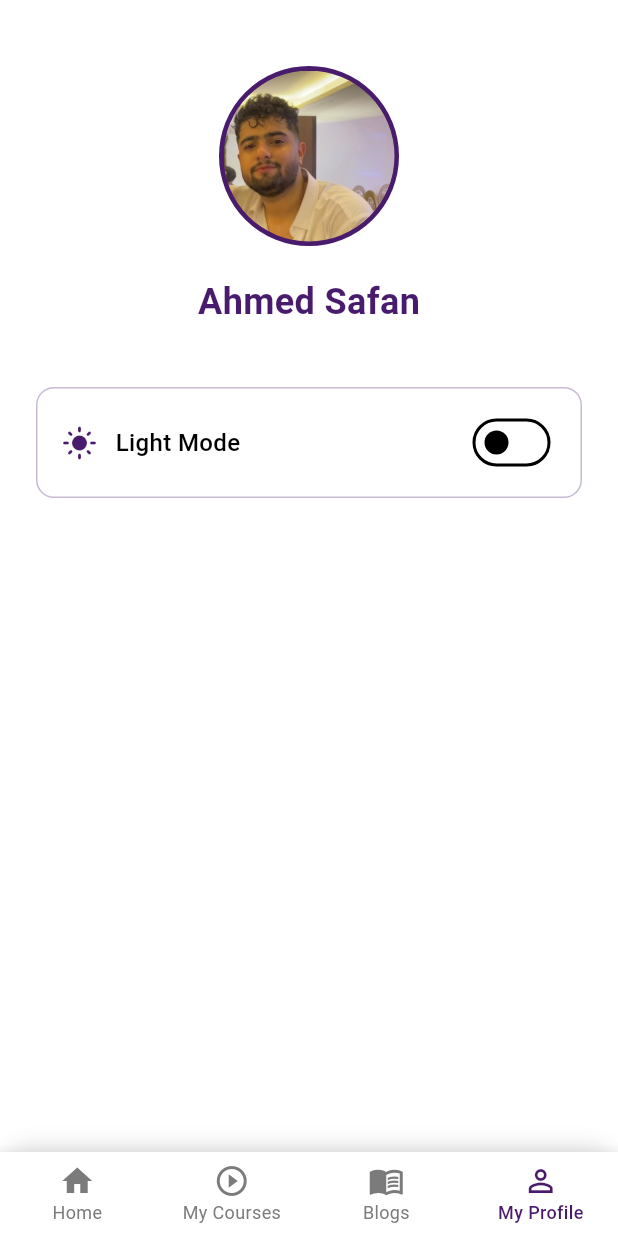
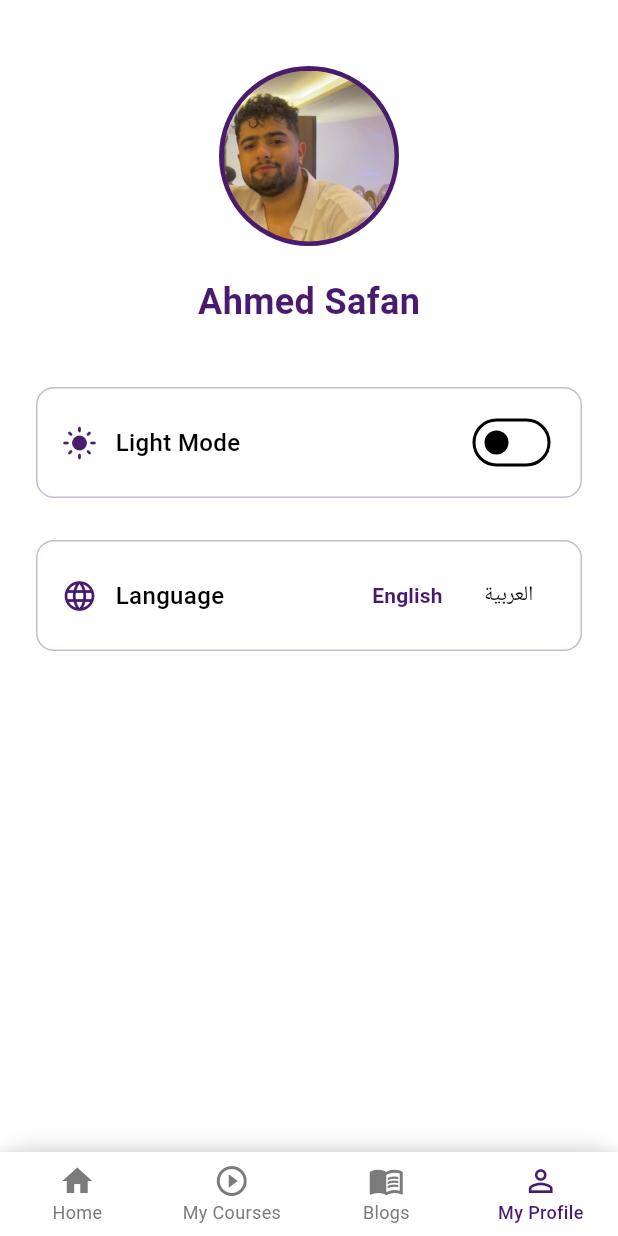
Before and after one commit to AhmedSafan131/lavaloon_first_task, a Flutter app: the HomeScreen screen opened by its route, item 4 of the bottom bar chosen, on a phone screen of 412 x 824 dp. Run offline on Flutter 3.47's test engine with Material 3 defaults, Android fonts, the phone set to English and light mode, and no system bars.

Commit message:
Add localization support with English and Arabic translations

````diff
--- /dev/null
+++ b/l10n.yaml
@@ -0,0 +1,3 @@
+arb-dir: lib/l10n
+template-arb-file: app_en.arb
+output-localization-file: app_localizations.dart
--- a/lib/App_UI/home/home_screen.dart
+++ b/lib/App_UI/home/home_screen.dart
@@ -1,5 +1,6 @@
 import 'package:flutter/material.dart';
 import 'package:lavaloon_first_task/utils/app_color.dart';
+import 'package:lavaloon_first_task/l10n/app_localizations.dart';
 import 'package:lavaloon_first_task/App_UI/home/tabs/home_tab.dart';
 import 'package:lavaloon_first_task/App_UI/home/tabs/my_courses_tab.dart';
 import 'package:lavaloon_first_task/App_UI/home/tabs/blogs_tab.dart';
@@ -43,6 +44,7 @@ class _HomeScreenState extends State<HomeScreen> {
   Widget _buildBottomNavBar() {
     final isDark = Theme.of(context).brightness == Brightness.dark;
     final backgroundColor = Theme.of(context).cardColor;
+    final loc = AppLocalizations.of(context)!;
 
     return Container(
       decoration: BoxDecoration(
@@ -86,7 +88,7 @@ class _HomeScreenState extends State<HomeScreen> {
                   ? AppColors.primary
                   : (isDark ? AppColors.greyColor : AppColors.greyColor),
             ),
-            label: 'Home',
+            label: loc.home,
           ),
           BottomNavigationBarItem(
             icon: Icon(
@@ -95,7 +97,7 @@ class _HomeScreenState extends State<HomeScreen> {
                   ? AppColors.primary
                   : (isDark ? AppColors.greyColor : AppColors.greyColor),
             ),
-            label: 'My Courses',
+            label: loc.myCourses,
           ),
           BottomNavigationBarItem(
             icon: Icon(
@@ -104,7 +106,7 @@ class _HomeScreenState extends State<HomeScreen> {
                   ? AppColors.primary
                   : (isDark ? AppColors.greyColor : AppColors.greyColor),
             ),
-            label: 'Blogs',
+            label: loc.blogs,
           ),
           BottomNavigationBarItem(
             icon: Icon(
@@ -113,7 +115,7 @@ class _HomeScreenState extends State<HomeScreen> {
                   ? AppColors.primary
                   : (isDark ? AppColors.greyColor : AppColors.greyColor),
             ),
-            label: 'My Profile',
+            label: loc.myProfile,
           ),
         ],
       ),
--- a/lib/App_UI/home/tabs/blogs_tab.dart
+++ b/lib/App_UI/home/tabs/blogs_tab.dart
@@ -1,15 +1,17 @@
 import 'package:flutter/material.dart';
+import 'package:lavaloon_first_task/l10n/app_localizations.dart';
 
 class BlogsTab extends StatelessWidget {
   const BlogsTab({super.key});
 
   @override
   Widget build(BuildContext context) {
+    final loc = AppLocalizations.of(context)!;
     return Container(
       color: Theme.of(context).scaffoldBackgroundColor,
       child: Center(
         child: Text(
-          'Blogs',
+          loc.blogs,
           style: TextStyle(color: Theme.of(context).textTheme.bodyLarge?.color),
         ),
       ),
--- a/lib/App_UI/home/tabs/home_tab.dart
+++ b/lib/App_UI/home/tabs/home_tab.dart
@@ -1,15 +1,17 @@
 import 'package:flutter/material.dart';
+import 'package:lavaloon_first_task/l10n/app_localizations.dart';
 
 class HomeTab extends StatelessWidget {
   const HomeTab({super.key});
 
   @override
   Widget build(BuildContext context) {
+    final loc = AppLocalizations.of(context)!;
     return Container(
       color: Theme.of(context).scaffoldBackgroundColor,
       child: Center(
         child: Text(
-          'Home',
+          loc.home,
           style: TextStyle(color: Theme.of(context).textTheme.bodyLarge?.color),
         ),
       ),
--- a/lib/App_UI/home/tabs/my_courses_tab.dart
+++ b/lib/App_UI/home/tabs/my_courses_tab.dart
@@ -1,15 +1,17 @@
 import 'package:flutter/material.dart';
+import 'package:lavaloon_first_task/l10n/app_localizations.dart';
 
 class MyCoursesTab extends StatelessWidget {
   const MyCoursesTab({super.key});
 
   @override
   Widget build(BuildContext context) {
+    final loc = AppLocalizations.of(context)!;
     return Container(
       color: Theme.of(context).scaffoldBackgroundColor,
       child: Center(
         child: Text(
-          'My Courses',
+          loc.myCourses,
           style: TextStyle(color: Theme.of(context).textTheme.bodyLarge?.color),
         ),
       ),
--- a/lib/App_UI/home/tabs/my_profile_tab.dart
+++ b/lib/App_UI/home/tabs/my_profile_tab.dart
@@ -1,6 +1,8 @@
 import 'package:flutter/material.dart';
 import 'package:lavaloon_first_task/utils/app_color.dart';
 import 'package:lavaloon_first_task/utils/theme_provider.dart';
+import 'package:lavaloon_first_task/utils/locale_provider.dart';
+import 'package:lavaloon_first_task/l10n/app_localizations.dart';
 import 'package:provider/provider.dart';
 
 class MyProfileTab extends StatelessWidget {
@@ -10,6 +12,8 @@ class MyProfileTab extends StatelessWidget {
   Widget build(BuildContext context) {
     final themeProvider = Provider.of<ThemeProvider>(context);
     final isDarkMode = themeProvider.themeMode == ThemeMode.dark;
+    final localeProvider = Provider.of<LocaleProvider>(context);
+    final loc = AppLocalizations.of(context)!;
 
     return Container(
       color: Theme.of(context).scaffoldBackgroundColor,
@@ -23,7 +27,9 @@ class MyProfileTab extends StatelessWidget {
               const SizedBox(height: 20),
               _buildName(),
               const SizedBox(height: 40),
-              _buildThemeToggle(context, themeProvider, isDarkMode),
+              _buildThemeToggle(context, themeProvider, isDarkMode, loc),
+              const SizedBox(height: 16),
+              _buildLanguageToggle(context, localeProvider, loc),
             ],
           ),
         ),
@@ -76,6 +82,7 @@ class MyProfileTab extends StatelessWidget {
     BuildContext context,
     ThemeProvider themeProvider,
     bool isDarkMode,
+    AppLocalizations loc,
   ) {
     return Container(
       padding: const EdgeInsets.symmetric(horizontal: 16, vertical: 12),
@@ -95,7 +102,7 @@ class MyProfileTab extends StatelessWidget {
               ),
               const SizedBox(width: 12),
               Text(
-                isDarkMode ? 'Dark Mode' : 'Light Mode',
+                isDarkMode ? loc.darkMode : loc.lightMode,
                 style: TextStyle(
                   fontSize: 16,
                   fontWeight: FontWeight.w500,
@@ -117,4 +124,73 @@ class MyProfileTab extends StatelessWidget {
       ),
     );
   }
+
+  Widget _buildLanguageToggle(
+    BuildContext context,
+    LocaleProvider localeProvider,
+    AppLocalizations loc,
+  ) {
+    final isArabic = localeProvider.isArabic;
+
+    return Container(
+      margin: const EdgeInsets.only(top: 12),
+      padding: const EdgeInsets.symmetric(horizontal: 16, vertical: 12),
+      decoration: BoxDecoration(
+        color: Theme.of(context).cardColor,
+        borderRadius: BorderRadius.circular(12),
+        border: Border.all(color: AppColors.primary.withOpacity(0.3), width: 1),
+      ),
+      child: Row(
+        mainAxisAlignment: MainAxisAlignment.spaceBetween,
+        children: [
+          Row(
+            children: [
+              const Icon(Icons.language, color: AppColors.primary),
+              const SizedBox(width: 12),
+              Text(
+                loc.language,
+                style: TextStyle(
+                  fontSize: 16,
+                  fontWeight: FontWeight.w500,
+                  color: Theme.of(context).textTheme.bodyLarge?.color,
+                ),
+              ),
+            ],
+          ),
+          Row(
+            children: [
+              TextButton(
+                onPressed: () {
+                  localeProvider.setLocale(const Locale('en'));
+                },
+                child: Text(
+                  loc.english,
+                  style: TextStyle(
+                    color: isArabic
+                        ? Theme.of(context).textTheme.bodyLarge?.color
+                        : AppColors.primary,
+                    fontWeight: isArabic ? FontWeight.w400 : FontWeight.w600,
+                  ),
+                ),
+              ),
+              TextButton(
+                onPressed: () {
+                  localeProvider.setLocale(const Locale('ar'));
+                },
+                child: Text(
+                  loc.arabic,
+                  style: TextStyle(
+                    color: isArabic
+                        ? AppColors.primary
+                        : Theme.of(context).textTheme.bodyLarge?.color,
+                    fontWeight: isArabic ? FontWeight.w600 : FontWeight.w400,
+                  ),
+                ),
+              ),
+            ],
+          ),
+        ],
+      ),
+    );
+  }
 }
--- /dev/null
+++ b/lib/l10n/app_localizations.dart
@@ -0,0 +1,212 @@
+import 'dart:async';
+
+import 'package:flutter/foundation.dart';
+import 'package:flutter/widgets.dart';
+import 'package:flutter_localizations/flutter_localizations.dart';
+import 'package:intl/intl.dart' as intl;
+
+import 'app_localizations_ar.dart';
+import 'app_localizations_en.dart';
+
+// ignore_for_file: type=lint
+
+/// Callers can lookup localized strings with an instance of AppLocalizations
+/// returned by `AppLocalizations.of(context)`.
+///
+/// Applications need to include `AppLocalizations.delegate()` in their app's
+/// `localizationDelegates` list, and the locales they support in the app's
+/// `supportedLocales` list. For example:
+///
+/// ```dart
+/// import 'l10n/app_localizations.dart';
+///
+/// return MaterialApp(
+///   localizationsDelegates: AppLocalizations.localizationsDelegates,
+///   supportedLocales: AppLocalizations.supportedLocales,
+///   home: MyApplicationHome(),
+/// );
+/// ```
+///
+/// ## Update pubspec.yaml
+///
+/// Please make sure to update your pubspec.yaml to include the following
+/// packages:
+///
+/// ```yaml
+/// dependencies:
+///   # Internationalization support.
+///   flutter_localizations:
+///     sdk: flutter
+///   intl: any # Use the pinned version from flutter_localizations
+///
+///   # Rest of dependencies
+/// ```
+///
+/// ## iOS Applications
+///
+/// iOS applications define key application metadata, including supported
+/// locales, in an Info.plist file that is built into the application bundle.
+/// To configure the locales supported by your app, you’ll need to edit this
+/// file.
+///
+/// First, open your project’s ios/Runner.xcworkspace Xcode workspace file.
+/// Then, in the Project Navigator, open the Info.plist file under the Runner
+/// project’s Runner folder.
+///
+/// Next, select the Information Property List item, select Add Item from the
+/// Editor menu, then select Localizations from the pop-up menu.
+///
+/// Select and expand the newly-created Localizations item then, for each
+/// locale your application supports, add a new item and select the locale
+/// you wish to add from the pop-up menu in the Value field. This list should
+/// be consistent with the languages listed in the AppLocalizations.supportedLocales
+/// property.
+abstract class AppLocalizations {
+  AppLocalizations(String locale)
+    : localeName = intl.Intl.canonicalizedLocale(locale.toString());
+
+  final String localeName;
+
+  static AppLocalizations? of(BuildContext context) {
+    return Localizations.of<AppLocalizations>(context, AppLocalizations);
+  }
+
+  static const LocalizationsDelegate<AppLocalizations> delegate =
+      _AppLocalizationsDelegate();
+
+  /// A list of this localizations delegate along with the default localizations
+  /// delegates.
+  ///
+  /// Returns a list of localizations delegates containing this delegate along with
+  /// GlobalMaterialLocalizations.delegate, GlobalCupertinoLocalizations.delegate,
+  /// and GlobalWidgetsLocalizations.delegate.
+  ///
+  /// Additional delegates can be added by appending to this list in
+  /// MaterialApp. This list does not have to be used at all if a custom list
+  /// of delegates is preferred or required.
+  static const List<LocalizationsDelegate<dynamic>> localizationsDelegates =
+      <LocalizationsDelegate<dynamic>>[
+        delegate,
+        GlobalMaterialLocalizations.delegate,
+        GlobalCupertinoLocalizations.delegate,
+        GlobalWidgetsLocalizations.delegate,
+      ];
+
+  /// A list of this localizations delegate's supported locales.
+  static const List<Locale> supportedLocales = <Locale>[
+    Locale('ar'),
+    Locale('en'),
+  ];
+
+  /// The conventional newborn programmer greeting
+  ///
+  /// In en, this message translates to:
+  /// **'Hello World!'**
+  String get helloWorld;
+
+  /// Welcome message with username parameter
+  ///
+  /// In en, this message translates to:
+  /// **'Welcome, {username}'**
+  String welcomeMessage(Object username);
+
+  /// No description provided for @home.
+  ///
+  /// In en, this message translates to:
+  /// **'Home'**
+  String get home;
+
+  /// No description provided for @myCourses.
+  ///
+  /// In en, this message translates to:
+  /// **'My Courses'**
+  String get myCourses;
+
+  /// No description provided for @blogs.
+  ///
+  /// In en, this message translates to:
+  /// **'Blogs'**
+  String get blogs;
+
+  /// No description provided for @myProfile.
+  ///
+  /// In en, this message translates to:
+  /// **'My Profile'**
+  String get myProfile;
+
+  /// No description provided for @settings.
+  ///
+  /// In en, this message translates to:
+  /// **'Settings'**
+  String get settings;
+
+  /// No description provided for @language.
+  ///
+  /// In en, this message translates to:
+  /// **'Language'**
+  String get language;
+
+  /// No description provided for @theme.
+  ///
+  /// In en, this message translates to:
+  /// **'Theme'**
+  String get theme;
+
+  /// No description provided for @darkMode.
+  ///
+  /// In en, this message translates to:
+  /// **'Dark Mode'**
+  String get darkMode;
+
+  /// No description provided for @lightMode.
+  ///
+  /// In en, this message translates to:
+  /// **'Light Mode'**
+  String get lightMode;
+
+  /// No description provided for @english.
+  ///
+  /// In en, this message translates to:
+  /// **'English'**
+  String get english;
+
+  /// No description provided for @arabic.
+  ///
+  /// In en, this message translates to:
+  /// **'العربية'**
+  String get arabic;
+}
+
+class _AppLocalizationsDelegate
+    extends LocalizationsDelegate<AppLocalizations> {
+  const _AppLocalizationsDelegate();
+
+  @override
+  Future<AppLocalizations> load(Locale locale) {
+    return SynchronousFuture<AppLocalizations>(lookupAppLocalizations(locale));
+  }
+
+  @override
+  bool isSupported(Locale locale) =>
+      <String>['ar', 'en'].contains(locale.languageCode);
+
+  @override
+  bool shouldReload(_AppLocalizationsDelegate old) => false;
+}
+
+AppLocalizations lookupAppLocalizations(Locale locale) {
+  // Lookup logic when only language code is specified.
+  switch (locale.languageCode) {
+    case 'ar':
+      return AppLocalizationsAr();
+    case 'en':
+      return AppLocalizationsEn();
+  }
+
+  throw FlutterError(
+    'AppLocalizations.delegate failed to load unsupported locale "$locale". This is likely '
+    'an issue with the localizations generation tool. Please file an issue '
+    'on GitHub with a reproducible sample app and the gen-l10n configuration '
+    'that was used.',
+  );
+}
````
Also changed, not shown: lib/l10n/app_ar.arb (added, +21 -0 lines), lib/l10n/app_en.arb (added, +21 -0 lines), lib/l10n/app_localizations_ar.dart (added, +51 -0 lines), lib/l10n/app_localizations_en.dart (added, +51 -0 lines), lib/main.dart (+36 -5 lines), lib/utils/locale_provider.dart (+13 -8 lines), pubspec.lock.
